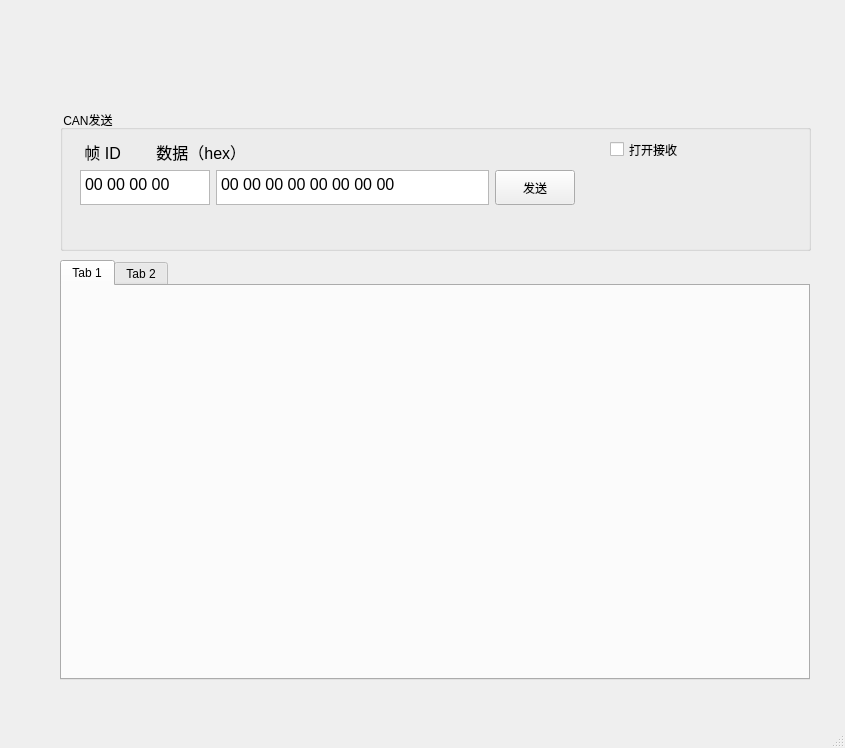
This is tableWidght/mainwindow.ui in fengbaochun/softwareToolBox as Qt 5 draws it before an edit. The edited form follows.
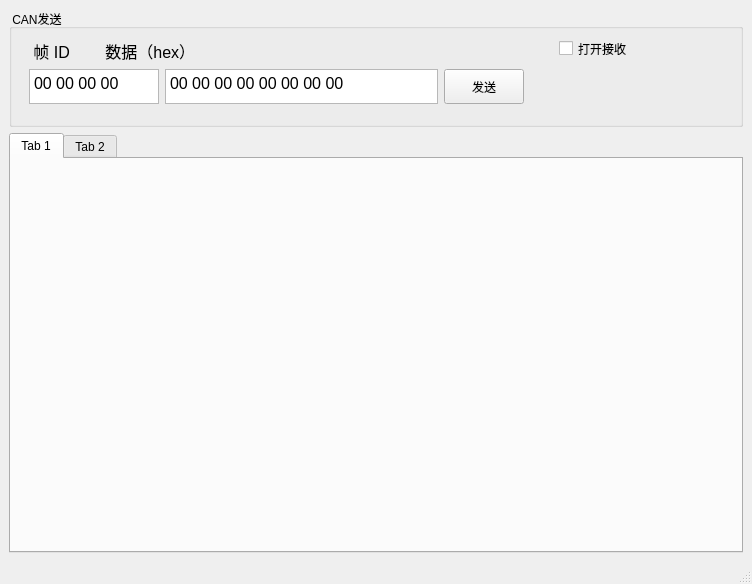
This is the edited form.

Patch:
```diff
--- a/tableWidght/mainwindow.ui
+++ b/tableWidght/mainwindow.ui
@@ -6,58 +6,21 @@
    <rect>
     <x>0</x>
     <y>0</y>
-    <width>845</width>
-    <height>748</height>
+    <width>752</width>
+    <height>584</height>
    </rect>
   </property>
   <property name="windowTitle">
    <string>MainWindow</string>
   </property>
   <widget class="QWidget" name="centralwidget">
-   <widget class="QTabWidget" name="tabWidget">
-    <property name="geometry">
-     <rect>
-      <x>60</x>
-      <y>260</y>
-      <width>750</width>
-      <height>420</height>
-     </rect>
-    </property>
-    <property name="maximumSize">
-     <size>
-      <width>750</width>
-      <height>420</height>
-     </size>
-    </property>
-    <widget class="QWidget" name="tab">
-     <attribute name="title">
-      <string>Tab 1</string>
-     </attribute>
-     <layout class="QVBoxLayout" name="verticalLayout">
+   <layout class="QVBoxLayout" name="verticalLayout_3">
       <item>
-       <widget class="QWidget" name="widget" native="true"/>
-      </item>
-     </layout>
-    </widget>
-    <widget class="QWidget" name="tab_2">
-     <attribute name="title">
-      <string>Tab 2</string>
-     </attribute>
-    </widget>
-   </widget>
    <widget class="QGroupBox" name="groupBox">
-    <property name="geometry">
-     <rect>
-      <x>60</x>
-      <y>110</y>
-      <width>751</width>
-      <height>141</height>
-     </rect>
-    </property>
     <property name="title">
      <string> CAN发送</string>
     </property>
-    <widget class="QWidget" name="">
+      <widget class="QWidget" name="layoutWidget">
      <property name="geometry">
       <rect>
        <x>20</x>
@@ -158,6 +121,33 @@
      </property>
     </widget>
    </widget>
+    </item>
+    <item>
+     <widget class="QTabWidget" name="tabWidget">
+      <property name="maximumSize">
+       <size>
+        <width>750</width>
+        <height>420</height>
+       </size>
+      </property>
+      <widget class="QWidget" name="tab">
+       <attribute name="title">
+        <string>Tab 1</string>
+       </attribute>
+       <layout class="QVBoxLayout" name="verticalLayout">
+        <item>
+         <widget class="QWidget" name="widget" native="true"/>
+        </item>
+       </layout>
+      </widget>
+      <widget class="QWidget" name="tab_2">
+       <attribute name="title">
+        <string>Tab 2</string>
+       </attribute>
+      </widget>
+     </widget>
+    </item>
+   </layout>
   </widget>
   <widget class="QMenuBar" name="menubar">
    <property name="geometry">
```
Left out of the diff: 4 changed lines with no effect on the pictures. Lines whose indentation alone changed are shown as unchanged.
